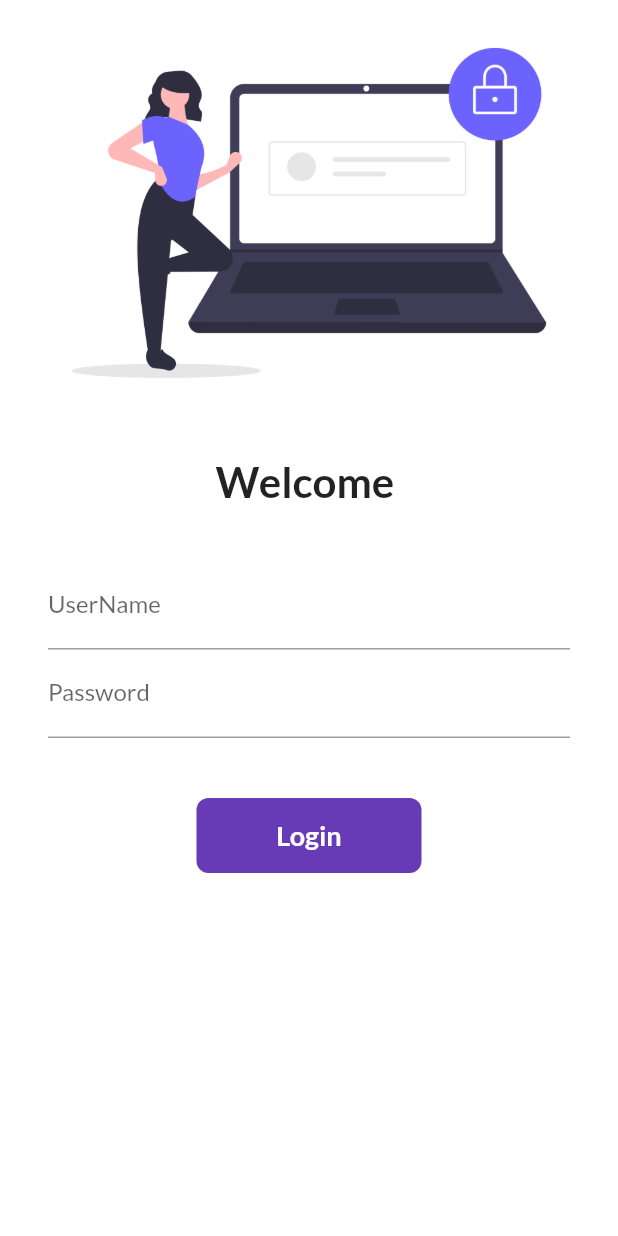
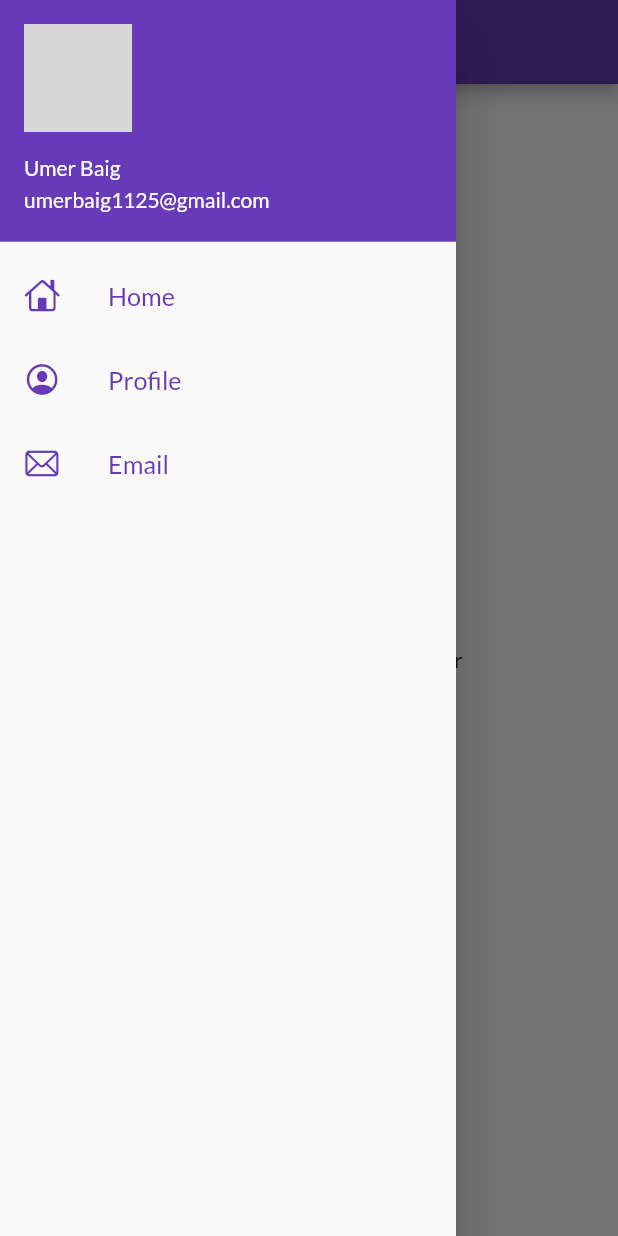
Before and after one commit to umerbaig1125/flutter_catalog, a Flutter app: the screen it shows after launch, with the side drawer open (before the commit the screen has no drawer), on a phone screen of 412 x 824 dp. Run offline on Flutter 3.47's test engine with Material 2 defaults, Android fonts, the phone set to English and light mode, and no system bars; our stand-ins replace google_fonts; network calls fail; grey boxes are pictures that could not be loaded.

Commit message:
day8 completed

```diff
--- a/lib/main.dart
+++ b/lib/main.dart
@@ -21,7 +21,7 @@ class MyApp extends StatelessWidget {
       darkTheme: ThemeData(
         brightness: Brightness.dark,
       ),
-      initialRoute: "/",
+      initialRoute: MyRoute.homeRoute,
       routes: {
         "/": (context) => LoginPage(),
         MyRoute.homeRoute: (context) => HomePage(),
--- a/lib/pages/home_page.dart
+++ b/lib/pages/home_page.dart
@@ -1,4 +1,5 @@
 import 'package:flutter/material.dart';
+import 'package:flutter_catalog/widgets/drawer.dart';
 
 class HomePage extends StatelessWidget {
   @override
@@ -15,7 +16,7 @@ class HomePage extends StatelessWidget {
           child: Text("Welcome to $days of flutter by $name"),
         ),
       ),
-      drawer: Drawer(),
+      drawer: MyDrawer(),
     );
   }
 }
--- /dev/null
+++ b/lib/widgets/drawer.dart
@@ -0,0 +1,68 @@
+import 'package:flutter/cupertino.dart';
+import 'package:flutter/material.dart';
+
+class MyDrawer extends StatelessWidget {
+  @override
+  Widget build(BuildContext context) {
+    final imageUrl =
+        "https://i.pinimg.com/originals/56/2d/55/562d55c3067450571305a19d15eaa173.png";
+    return Drawer(
+      child: ListView(
+        children: [
+          DrawerHeader(
+            padding: EdgeInsets.zero,
+            child: UserAccountsDrawerHeader(
+              margin: EdgeInsets.zero,
+              accountName: Text("Umer Baig"),
+              accountEmail: Text("umerbaig1125@gmail.com"),
+              currentAccountPicture: CircleAvatar(
+                backgroundImage: NetworkImage(
+                  imageUrl,
+                ),
+              ),
+            ),
+          ),
+          ListTile(
+            leading: Icon(
+              CupertinoIcons.home,
+              color: Colors.deepPurple,
+            ),
+            title: Text(
+              "Home",
+              textScaleFactor: 1.2,
+              style: TextStyle(
+                color: Colors.deepPurple,
+              ),
+            ),
+          ),
+          ListTile(
+            leading: Icon(
+              CupertinoIcons.profile_circled,
+              color: Colors.deepPurple,
+            ),
+            title: Text(
+              "Profile",
+              textScaleFactor: 1.2,
+              style: TextStyle(
+                color: Colors.deepPurple,
+              ),
+            ),
+          ),
+          ListTile(
+            leading: Icon(
+              CupertinoIcons.mail,
+              color: Colors.deepPurple,
+            ),
+            title: Text(
+              "Email",
+              textScaleFactor: 1.2,
+              style: TextStyle(
+                color: Colors.deepPurple,
+              ),
+            ),
+          ),
+        ],
+      ),
+    );
+  }
+}
```
